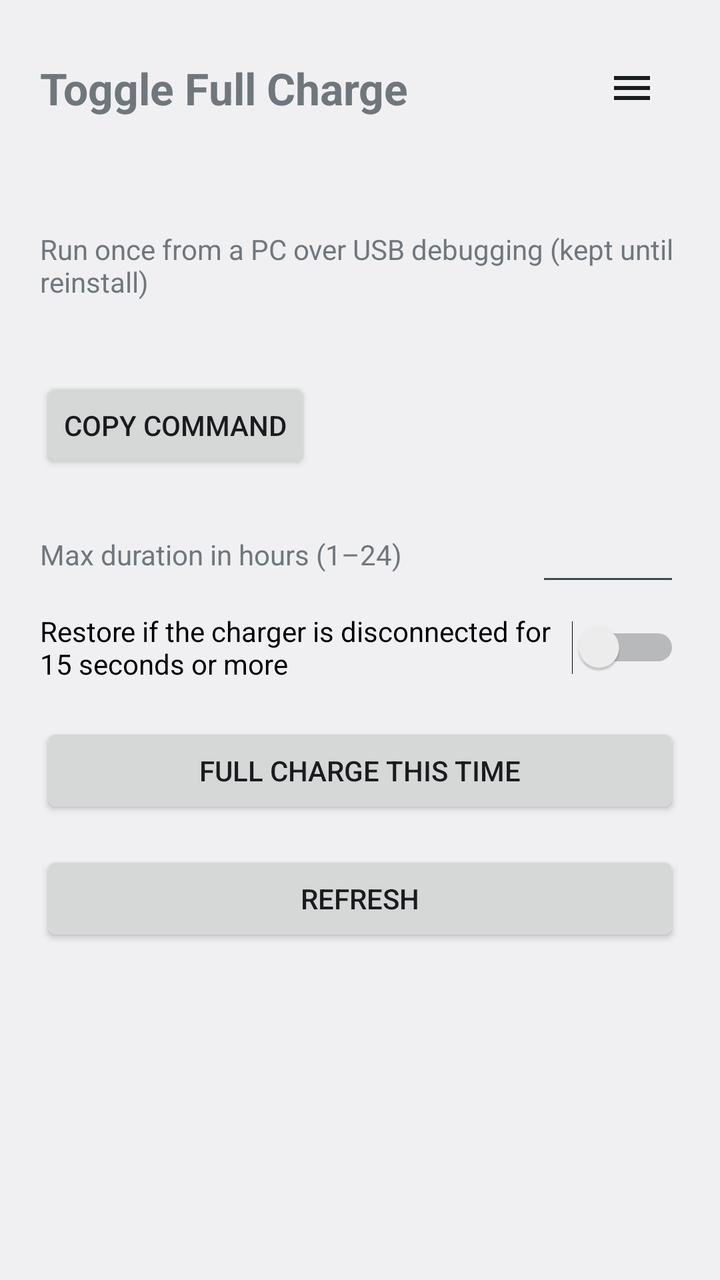
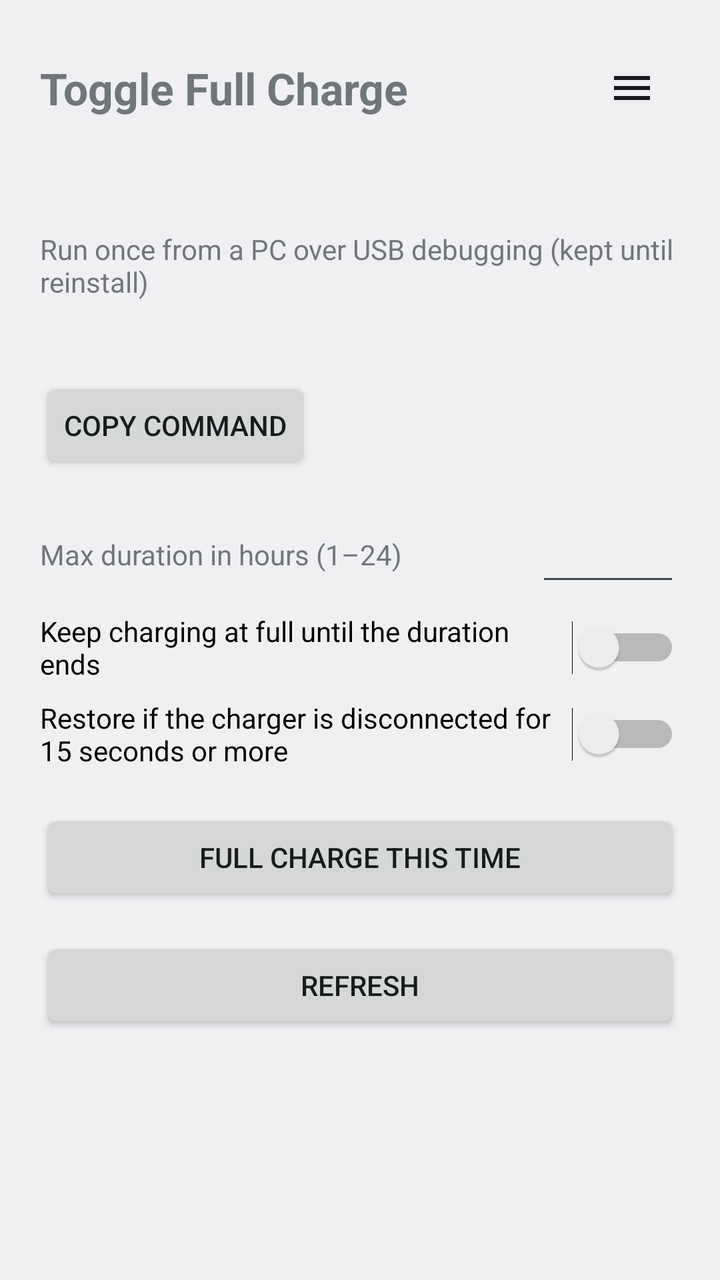

The first picture is an Android layout as it rendered before a commit; the second is the same layout after the commit. The layout source and the unified diff follow.
<!-- AndroidManifest.xml: application theme AppTheme -->
<!-- res/layout/activity_main.xml -->
<?xml version="1.0" encoding="utf-8"?>
<ScrollView xmlns:android="http://schemas.android.com/apk/res/android"
    android:layout_width="match_parent"
    android:layout_height="match_parent"
    android:fitsSystemWindows="true">

    <LinearLayout
        android:layout_width="match_parent"
        android:layout_height="wrap_content"
        android:orientation="vertical"
        android:padding="20dp">

        <LinearLayout
            android:layout_width="match_parent"
            android:layout_height="wrap_content"
            android:gravity="center_vertical"
            android:orientation="horizontal">

            <TextView
                android:layout_width="0dp"
                android:layout_height="wrap_content"
                android:layout_weight="1"
                android:text="@string/app_name"
                android:textSize="22sp"
                android:textStyle="bold" />

            
            <ImageButton
                android:id="@+id/menu"
                android:layout_width="48dp"
                android:layout_height="48dp"
                android:background="?android:attr/selectableItemBackgroundBorderless"
                android:contentDescription="@string/cd_menu"
                android:src="@drawable/ic_menu" />
        </LinearLayout>

        <TextView
            android:id="@+id/status"
            android:layout_width="match_parent"
            android:layout_height="wrap_content"
            android:layout_marginTop="12dp"
            android:lineSpacingExtra="4dp"
            android:textIsSelectable="true" />

        <LinearLayout
            android:id="@+id/perm_box"
            android:layout_width="match_parent"
            android:layout_height="wrap_content"
            android:layout_marginTop="16dp"
            android:orientation="vertical">

            <TextView
                android:layout_width="match_parent"
                android:layout_height="wrap_content"
                android:text="@string/perm_hint" />

            <TextView
                android:id="@+id/adb_cmd"
                android:layout_width="match_parent"
                android:layout_height="wrap_content"
                android:layout_marginTop="6dp"
                android:fontFamily="monospace"
                android:padding="8dp"
                android:textIsSelectable="true"
                android:textSize="12sp" />

            <Button
                android:id="@+id/copy"
                android:layout_width="wrap_content"
                android:layout_height="wrap_content"
                android:text="@string/copy_command" />
        </LinearLayout>

        <LinearLayout
            android:layout_width="match_parent"
            android:layout_height="wrap_content"
            android:layout_marginTop="20dp"
            android:gravity="center_vertical"
            android:orientation="horizontal">

            <TextView
                android:layout_width="0dp"
                android:layout_height="wrap_content"
                android:layout_weight="1"
                android:text="@string/hours_label" />

            <EditText
                android:id="@+id/hours"
                android:layout_width="72dp"
                android:layout_height="wrap_content"
                android:gravity="center"
                android:imeOptions="actionDone"
                android:inputType="number"
                android:maxLength="2" />
        </LinearLayout>

        <Switch
            android:id="@+id/unplug"
            android:layout_width="match_parent"
            android:layout_height="wrap_content"
            android:layout_marginTop="8dp"
            android:text="@string/unplug_option" />

        
        <Button
            android:id="@+id/toggle"
            android:layout_width="match_parent"
            android:layout_height="wrap_content"
            android:layout_marginTop="20dp"
            android:text="@string/btn_boost" />

        <Button
            android:id="@+id/refresh"
            android:layout_width="match_parent"
            android:layout_height="wrap_content"
            android:layout_marginTop="16dp"
            android:text="@string/btn_refresh" />
    </LinearLayout>
</ScrollView>
<!-- resources referenced by this layout -->
<resources>
  <!-- drawable ic_menu (drawable) -->
  <?xml version="1.0" encoding="utf-8"?>
  <vector xmlns:android="http://schemas.android.com/apk/res/android"
      android:width="24dp" android:height="24dp"
      android:viewportWidth="24" android:viewportHeight="24"
      android:tint="?android:attr/textColorPrimary">
      <path android:fillColor="#FFFFFFFF" android:pathData="M3,6h18v2H3zM3,11h18v2H3zM3,16h18v2H3z" />
  </vector>
  <string name="app_name">Toggle Full Charge</string>
  <string name="btn_boost">Full charge this time</string>
  <string name="btn_refresh">Refresh</string>
  <string name="cd_menu">Menu</string>
  <string name="copy_command">Copy command</string>
  <string name="hours_label">Max duration in hours (1–24)</string>
  <string name="perm_hint">Run once from a PC over USB debugging (kept until reinstall)</string>
  <string name="unplug_option">Restore if the charger is disconnected for 15 seconds or more</string>
  <style name="AppTheme" parent="@android:style/Theme.DeviceDefault.DayNight">
          <item name="android:windowActionBar">false</item>
          <item name="android:windowNoTitle">true</item>
          
          <item name="android:windowLightStatusBar">@bool/light_status_bar</item>
      </style>
</resources>

<!-- the commit's change to res/layout/activity_main.xml (unified diff, before → after) -->
@@ -95,6 +95,13 @@
         </LinearLayout>
 
         <Switch
+            android:id="@+id/keep_full"
+            android:layout_width="match_parent"
+            android:layout_height="wrap_content"
+            android:layout_marginTop="8dp"
+            android:text="@string/keep_full_option" />
+
+        <Switch
             android:id="@+id/unplug"
             android:layout_width="match_parent"
             android:layout_height="wrap_content"
<!-- resource entries referenced after the edit -->
@@ -14,6 +14,7 @@
   <string name="cd_menu">Menu</string>
   <string name="copy_command">Copy command</string>
   <string name="hours_label">Max duration in hours (1–24)</string>
+  <string name="keep_full_option">Keep charging at full until the duration ends</string>
   <string name="perm_hint">Run once from a PC over USB debugging (kept until reinstall)</string>
   <string name="unplug_option">Restore if the charger is disconnected for 15 seconds or more</string>
   <style name="AppTheme" parent="@android:style/Theme.DeviceDefault.DayNight">
